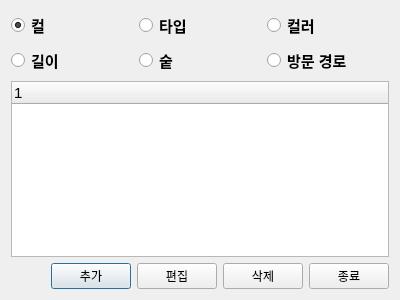
First picture: the form in LSH/editdbtabledialog.ui, repository Hoyas40/LSH, before the edit.
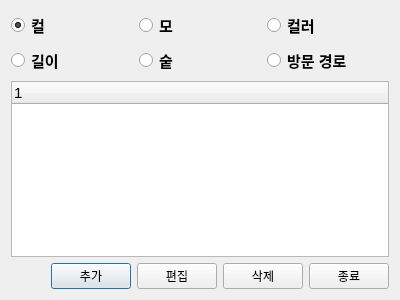
Second picture: the form after the edit.

```diff
--- a/LSH/editdbtabledialog.ui
+++ b/LSH/editdbtabledialog.ui
@@ -47,7 +47,7 @@
           </font>
          </property>
          <property name="text">
-          <string>타입</string>
+          <string>모</string>
          </property>
         </widget>
        </item>
```
